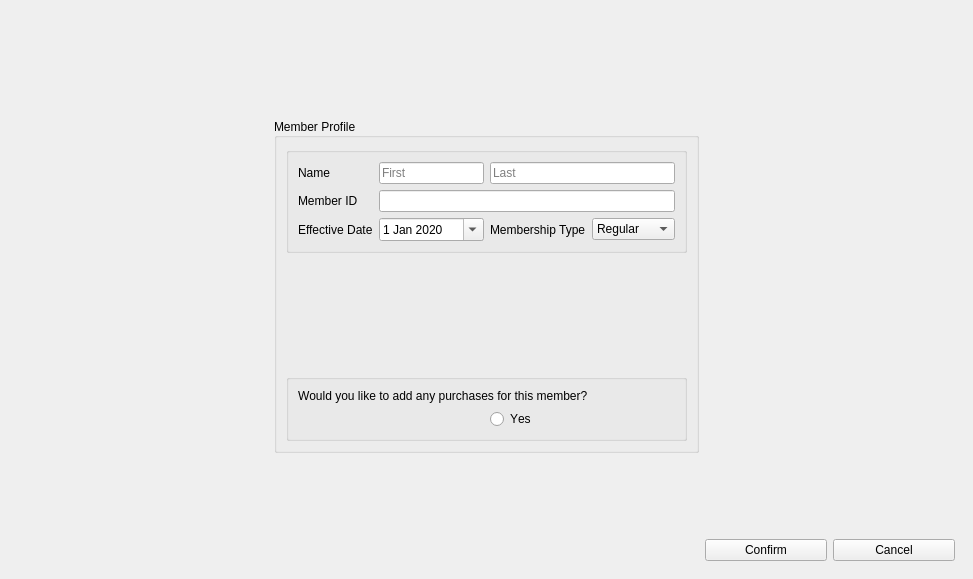
This is BulkClub/mainwindow.ui in josharaedwards/CS1C-Project-2 as Qt 5 draws it before an edit. The edited form follows.
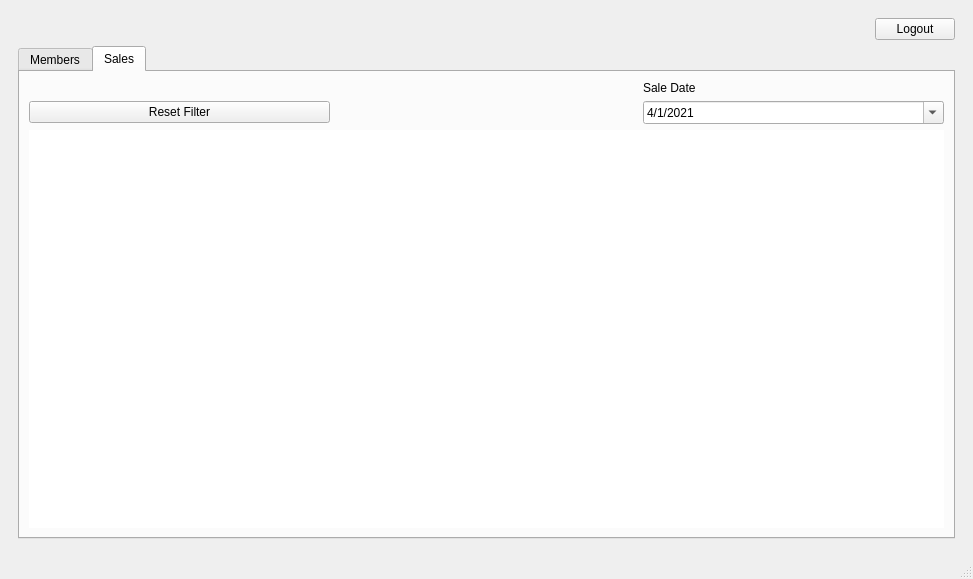
This is the edited form. The open tabs and pages were chosen to show the change.

Patch:
```diff
--- a/BulkClub/mainwindow.ui
+++ b/BulkClub/mainwindow.ui
@@ -2,9 +2,6 @@
 <ui version="4.0">
  <class>MainWindow</class>
  <widget class="QMainWindow" name="MainWindow">
-  <property name="windowModality">
-   <enum>Qt::ApplicationModal</enum>
-  </property>
   <property name="geometry">
    <rect>
     <x>0</x>
@@ -18,18 +15,12 @@
   </property>
   <widget class="QWidget" name="centralwidget">
    <layout class="QGridLayout" name="gridLayout">
-    <item row="3" column="1">
+    <item row="0" column="0">
      <widget class="QStackedWidget" name="stackedWidget">
-      <property name="font">
-       <font>
-        <family>MS Shell Dlg 2</family>
-        <pointsize>9</pointsize>
-       </font>
-      </property>
       <property name="currentIndex">
-       <number>2</number>
+       <number>0</number>
       </property>
-      <widget class="QWidget" name="mainPage">
+      <widget class="QWidget" name="page">
        <layout class="QGridLayout" name="gridLayout_4">
         <item row="0" column="1">
          <widget class="QPushButton" name="pushButton">
@@ -54,7 +45,7 @@
         <item row="1" column="0" colspan="2">
          <widget class="QTabWidget" name="tabWidget">
           <property name="currentIndex">
-           <number>0</number>
+           <number>1</number>
           </property>
           <widget class="QWidget" name="membersTab">
            <attribute name="title">
@@ -253,70 +244,6 @@
             <string>Sales</string>
            </attribute>
            <layout class="QGridLayout" name="gridLayout_3">
-            <item row="1" column="1">
-             <spacer name="horizontalSpacer_6">
-              <property name="orientation">
-               <enum>Qt::Horizontal</enum>
-              </property>
-              <property name="sizeType">
-               <enum>QSizePolicy::Ignored</enum>
-              </property>
-              <property name="sizeHint" stdset="0">
-               <size>
-                <width>40</width>
-                <height>20</height>
-               </size>
-              </property>
-             </spacer>
-            </item>
-            <item row="0" column="2">
-             <widget class="QLabel" name="label_2">
-              <property name="text">
-               <string>Sale Date</string>
-              </property>
-             </widget>
-            </item>
-            <item row="1" column="0">
-             <widget class="QPushButton" name="resetSaleFilterButton">
-              <property name="text">
-               <string>Reset Filter</string>
-              </property>
-             </widget>
-            </item>
-            <item row="2" column="0" colspan="3">
-             <widget class="QTableView" name="salesTableView">
-              <property name="frameShape">
-               <enum>QFrame::NoFrame</enum>
-              </property>
-              <property name="frameShadow">
-               <enum>QFrame::Plain</enum>
-              </property>
-              <property name="editTriggers">
-               <set>QAbstractItemView::NoEditTriggers</set>
-              </property>
-              <property name="selectionMode">
-               <enum>QAbstractItemView::SingleSelection</enum>
-              </property>
-              <property name="selectionBehavior">
-               <enum>QAbstractItemView::SelectRows</enum>
-              </property>
-              <property name="sortingEnabled">
-               <bool>true</bool>
-              </property>
-              <property name="cornerButtonEnabled">
-               <bool>false</bool>
-              </property>
-              <attribute name="horizontalHeaderShowSortIndicator" stdset="0">
-               <bool>false</bool>
-              </attribute>
-              <attribute name="horizontalHeaderStretchLastSection">
-               <bool>false</bool>
-              </attribute>
-              <attribute name="verticalHeaderVisible">
-               <bool>false</bool>
-              </attribute>
-             </widget>
-            </item>
             <item row="1" column="2">
              <widget class="QDateEdit" name="saleDateEdit">
               <property name="maximumDateTime">
@@ -361,41 +288,62 @@
               </property>
              </widget>
             </item>
-           </layout>
-          </widget>
-          <widget class="QWidget" name="inventoryTab">
-           <attribute name="title">
-            <string>Inventory</string>
-           </attribute>
-           <layout class="QGridLayout" name="gridLayout_8">
             <item row="1" column="0">
-             <widget class="QPushButton" name="resetInvFilterButton">
+             <widget class="QPushButton" name="resetSaleFilterButton">
               <property name="text">
                <string>Reset Filter</string>
               </property>
              </widget>
             </item>
-            <item row="1" column="2">
-             <widget class="QLineEdit" name="invSearchLineEdit"/>
+            <item row="0" column="2">
+             <widget class="QLabel" name="label_2">
+              <property name="text">
+               <string>Sale Date</string>
+              </property>
+             </widget>
             </item>
             <item row="2" column="0" colspan="3">
-             <widget class="QTableView" name="inventoryTableView">
+             <widget class="QTableView" name="salesTableView">
               <property name="frameShape">
                <enum>QFrame::NoFrame</enum>
               </property>
               <property name="frameShadow">
                <enum>QFrame::Plain</enum>
               </property>
+              <property name="editTriggers">
+               <set>QAbstractItemView::NoEditTriggers</set>
+              </property>
+              <property name="selectionMode">
+               <enum>QAbstractItemView::SingleSelection</enum>
+              </property>
+              <property name="selectionBehavior">
+               <enum>QAbstractItemView::SelectRows</enum>
+              </property>
               <property name="sortingEnabled">
                <bool>true</bool>
               </property>
+              <property name="cornerButtonEnabled">
+               <bool>false</bool>
+              </property>
+              <attribute name="horizontalHeaderShowSortIndicator" stdset="0">
+               <bool>false</bool>
+              </attribute>
+              <attribute name="horizontalHeaderStretchLastSection">
+               <bool>false</bool>
+              </attribute>
+              <attribute name="verticalHeaderVisible">
+               <bool>false</bool>
+              </attribute>
              </widget>
             </item>
             <item row="1" column="1">
-             <spacer name="horizontalSpacer_8">
+             <spacer name="horizontalSpacer_6">
               <property name="orientation">
                <enum>Qt::Horizontal</enum>
               </property>
+              <property name="sizeType">
+               <enum>QSizePolicy::Ignored</enum>
+              </property>
               <property name="sizeHint" stdset="0">
                <size>
                 <width>40</width>
@@ -404,283 +352,13 @@
               </property>
              </spacer>
             </item>
-            <item row="0" column="2">
-             <widget class="QLabel" name="label_3">
-              <property name="text">
-               <string>Item Name:</string>
-              </property>
-             </widget>
-            </item>
            </layout>
           </widget>
          </widget>
         </item>
        </layout>
       </widget>
-      <widget class="QWidget" name="addMemberPage">
-       <layout class="QGridLayout" name="gridLayout_9">
-        <item row="5" column="1">
-         <spacer name="verticalSpacer_5">
-          <property name="orientation">
-           <enum>Qt::Vertical</enum>
-          </property>
-          <property name="sizeType">
-           <enum>QSizePolicy::Fixed</enum>
-          </property>
-          <property name="sizeHint" stdset="0">
-           <size>
-            <width>20</width>
-            <height>80</height>
-           </size>
-          </property>
-         </spacer>
-        </item>
-        <item row="2" column="0" rowspan="2">
-         <spacer name="horizontalSpacer_11">
-          <property name="orientation">
-           <enum>Qt::Horizontal</enum>
-          </property>
-          <property name="sizeType">
-           <enum>QSizePolicy::Fixed</enum>
-          </property>
-          <property name="sizeHint" stdset="0">
-           <size>
-            <width>250</width>
-            <height>20</height>
-           </size>
-          </property>
-         </spacer>
-        </item>
-        <item row="7" column="0" colspan="2">
-         <spacer name="horizontalSpacer_9">
-          <property name="orientation">
-           <enum>Qt::Horizontal</enum>
-          </property>
-          <property name="sizeHint" stdset="0">
-           <size>
-            <width>40</width>
-            <height>20</height>
-           </size>
-          </property>
-         </spacer>
-        </item>
-        <item row="2" column="1" rowspan="2">
-         <widget class="QGroupBox" name="groupBox_2">
-          <property name="font">
-           <font>
-            <family>MS Shell Dlg 2</family>
-            <pointsize>9</pointsize>
-           </font>
-          </property>
-          <property name="focusPolicy">
-           <enum>Qt::NoFocus</enum>
-          </property>
-          <property name="title">
-           <string>Member Profile</string>
-          </property>
-          <property name="alignment">
-           <set>Qt::AlignLeading|Qt::AlignLeft|Qt::AlignVCenter</set>
-          </property>
-          <property name="flat">
-           <bool>false</bool>
-          </property>
-          <property name="checkable">
-           <bool>false</bool>
-          </property>
-          <layout class="QGridLayout" name="gridLayout_11">
-           <item row="4" column="0" colspan="5">
-            <widget class="QGroupBox" name="groupBox_3">
-             <property name="title">
-              <string/>
-             </property>
-             <layout class="QGridLayout" name="gridLayout_12">
-              <item row="3" column="3">
-               <widget class="QComboBox" name="memberTypeComboBox">
-                <item>
-                 <property name="text">
-                  <string>Regular</string>
-                 </property>
-                </item>
-                <item>
-                 <property name="text">
-                  <string>Executive</string>
-                 </property>
-                </item>
-               </widget>
-              </item>
-              <item row="3" column="2">
-               <widget class="QLabel" name="label_6">
-                <property name="text">
-                 <string>Membership Type</string>
-                </property>
-               </widget>
-              </item>
-              <item row="3" column="0">
-               <widget class="QLabel" name="label_10">
-                <property name="text">
-                 <string>Effective Date</string>
-                </property>
-               </widget>
-              </item>
-              <item row="1" column="0">
-               <widget class="QLabel" name="label_7">
-                <property name="text">
-                 <string>Member ID</string>
-                </property>
-               </widget>
-              </item>
-              <item row="1" column="1" colspan="3">
-               <widget class="QLineEdit" name="memberIDLineEdit"/>
-              </item>
-              <item row="3" column="1">
-               <widget class="QDateEdit" name="startMemDateEdit">
-                <property name="maximumDate">
-                 <date>
-                  <year>2021</year>
-                  <month>5</month>
-                  <day>17</day>
-                 </date>
-                </property>
-                <property name="minimumDate">
-                 <date>
-                  <year>2020</year>
-                  <month>1</month>
-                  <day>1</day>
-                 </date>
-                </property>
-                <property name="calendarPopup">
-                 <bool>true</bool>
-                </property>
-               </widget>
-              </item>
-              <item row="0" column="0">
-               <widget class="QLabel" name="label_4">
-                <property name="text">
-                 <string>Name</string>
-                </property>
-               </widget>
-              </item>
-              <item row="0" column="1">
-               <widget class="QLineEdit" name="firstNameLineEdit">
-                <property name="text">
-                 <string/>
-                </property>
-                <property name="placeholderText">
-                 <string>First</string>
-                </property>
-                <property name="cursorMoveStyle">
-                 <enum>Qt::VisualMoveStyle</enum>
-                </property>
-               </widget>
-              </item>
-              <item row="0" column="2" colspan="2">
-               <widget class="QLineEdit" name="lastNameLineEdit">
-                <property name="text">
-                 <string/>
-                </property>
-                <property name="placeholderText">
-                 <string>Last</string>
-                </property>
-               </widget>
-              </item>
-             </layout>
-            </widget>
-           </item>
-           <item row="6" column="0" colspan="5">
-            <widget class="QGroupBox" name="groupBox_4">
-             <property name="font">
-              <font>
-               <family>MS Shell Dlg 2</family>
-               <pointsize>9</pointsize>
-               <kerning>false</kerning>
-              </font>
-             </property>
-             <property name="title">
-              <string/>
-             </property>
-             <layout class="QGridLayout" name="gridLayout_10">
-              <item row="2" column="1">
-               <widget class="QRadioButton" name="addSaleRadioButton">
-                <property name="text">
-                 <string>Yes</string>
-                </property>
-               </widget>
-              </item>
-              <item row="1" column="0" colspan="2">
-               <widget class="QLabel" name="label_9">
-                <property name="text">
-                 <string>Would you like to add any purchases for this member?</string>
-                </property>
-               </widget>
-              </item>
-             </layout>
-            </widget>
-           </item>
-           <item row="5" column="1">
-            <spacer name="verticalSpacer_7">
-             <property name="orientation">
-              <enum>Qt::Vertical</enum>
-             </property>
-             <property name="sizeHint" stdset="0">
-              <size>
-               <width>20</width>
-               <height>40</height>
-              </size>
-             </property>
-            </spacer>
-           </item>
-          </layout>
-         </widget>
-        </item>
-        <item row="1" column="1">
-         <spacer name="verticalSpacer_6">
-          <property name="orientation">
-           <enum>Qt::Vertical</enum>
-          </property>
-          <property name="sizeType">
-           <enum>QSizePolicy::Fixed</enum>
-          </property>
-          <property name="sizeHint" stdset="0">
-           <size>
-            <width>20</width>
-            <height>100</height>
-           </size>
-          </property>
-         </spacer>
-        </item>
-        <item row="2" column="2" rowspan="2" colspan="2">
-         <spacer name="horizontalSpacer_10">
-          <property name="orientation">
-           <enum>Qt::Horizontal</enum>
-          </property>
-          <property name="sizeType">
-           <enum>QSizePolicy::Fixed</enum>
-          </property>
-          <property name="sizeHint" stdset="0">
-           <size>
-            <width>250</width>
-            <height>20</height>
-           </size>
-          </property>
-         </spacer>
-        </item>
-        <item row="7" column="2">
-         <widget class="QPushButton" name="confirmAddMemButton">
-          <property name="text">
-           <string>Confirm</string>
-          </property>
-         </widget>
-        </item>
-        <item row="7" column="3">
-         <widget class="QPushButton" name="cancelAddMemButton">
-          <property name="text">
-           <string>Cancel</string>
-          </property>
-         </widget>
-        </item>
-       </layout>
-      </widget>
-      <widget class="QWidget" name="loginPage">
+      <widget class="QWidget" name="page_2">
        <layout class="QGridLayout" name="gridLayout_5">
         <item row="2" column="1">
          <spacer name="verticalSpacer_3">
@@ -933,6 +611,17 @@
     </item>
    </layout>
   </widget>
+  <widget class="QMenuBar" name="menubar">
+   <property name="geometry">
+    <rect>
+     <x>0</x>
+     <y>0</y>
+     <width>973</width>
+     <height>21</height>
+    </rect>
+   </property>
+  </widget>
+  <widget class="QStatusBar" name="statusbar"/>
  </widget>
  <resources/>
  <connections/>
```
